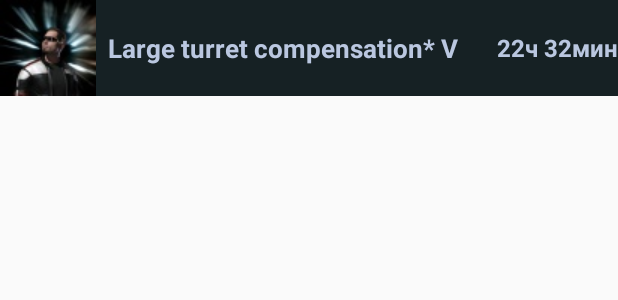
After one commit to PavlikSvolochkov/EVE-Online, an Android app: the layout skill_queue_item.xml on its own in the app's theme, with its tools: preview values and no code run, on a phone screen of 412 x 824 dp. The commit adds this screen. Shown: the top 300 px of the screen. Run offline under Robolectric (Android 15) with nearby library versions, the phone set to English and light mode, and no system bars.

Commit message:
Log fixes. Add skill queue list activity with item, skill queue parser, color and item.

```diff
--- a/app/src/main/java/parsers/AccountBalanceParser.java
+++ b/app/src/main/java/parsers/AccountBalanceParser.java
@@ -28,7 +28,7 @@ public class AccountBalanceParser extends DefaultHandler {
   public void parseDocument() {
     SAXParserFactory factory = SAXParserFactory.newInstance();
     try {
-      Log.d("debug", getClass().getName() + "::Creating parser...");
+      Log.d("debug", getClass().getName() + "::Creating AccountBalanceParser...");
       SAXParser parser = factory.newSAXParser();
       Log.d("debug", getClass().getName() + "::Parse document...");
       parser.parse(inputStream, this);
--- a/app/src/main/java/parsers/AccountCharactersParser.java
+++ b/app/src/main/java/parsers/AccountCharactersParser.java
@@ -32,7 +32,7 @@ public class AccountCharactersParser extends DefaultHandler {
   public void parseDocument() {
     SAXParserFactory factory = SAXParserFactory.newInstance();
     try {
-      Log.d("debug", getClass().getName() + "::Creating parser...");
+      Log.d("debug", getClass().getName() + "::Creating AccountCharactersParser...");
       SAXParser parser = factory.newSAXParser();
       Log.d("debug", getClass().getName() + "::Parse document...");
       parser.parse(inputStream, this);
--- a/app/src/main/java/parsers/AccountStatusParser.java
+++ b/app/src/main/java/parsers/AccountStatusParser.java
@@ -29,7 +29,9 @@ public class AccountStatusParser extends DefaultHandler {
   public void parseDocument() {
     SAXParserFactory factory = SAXParserFactory.newInstance();
     try {
+      Log.d("debug", getClass().getName() + "::Creating AccountStatusParser...");
       SAXParser parser = factory.newSAXParser();
+      Log.d("debug", getClass().getName() + "::Parse document...");
       parser.parse(inputStream, this);
     } catch (ParserConfigurationException | SAXException | IOException e) {
       Log.d("debug", e.getMessage());
--- a/app/src/main/java/parsers/CharacterInfoParser.java
+++ b/app/src/main/java/parsers/CharacterInfoParser.java
@@ -28,7 +28,9 @@ public class CharacterInfoParser extends DefaultHandler {
   public void parseDocument() {
     SAXParserFactory factory = SAXParserFactory.newInstance();
     try {
+      Log.d("debug", getClass().getName() + "::Creating CharacterInfoParser...");
       SAXParser parser = factory.newSAXParser();
+      Log.d("debug", getClass().getName() + "::Parse document...");
       parser.parse(inputStream, this);
     } catch (ParserConfigurationException | SAXException | IOException e) {
       Log.d("debug", e.getMessage());
--- a/app/src/main/java/parsers/CharacterSheetParser.java
+++ b/app/src/main/java/parsers/CharacterSheetParser.java
@@ -38,7 +38,9 @@ public class CharacterSheetParser extends DefaultHandler {
   public void parseDocument() {
     SAXParserFactory factory = SAXParserFactory.newInstance();
     try {
+      Log.d("debug", getClass().getName() + "::Creating CharacterSheetParser...");
       SAXParser parser = factory.newSAXParser();
+      Log.d("debug", getClass().getName() + "::Parse document...");
       parser.parse(inputStream, this);
     } catch (ParserConfigurationException | SAXException | IOException e) {
       Log.d("debug", e.getMessage());
--- a/app/src/main/java/parsers/ServerStatusParser.java
+++ b/app/src/main/java/parsers/ServerStatusParser.java
@@ -28,7 +28,7 @@ public class ServerStatusParser extends DefaultHandler {
   public void parseDocument() {
     SAXParserFactory factory = SAXParserFactory.newInstance();
     try {
-      Log.d("debug", getClass().getName() + "::Creating parser...");
+      Log.d("debug", getClass().getName() + "::Creating ServerStatusParser...");
       SAXParser parser = factory.newSAXParser();
       Log.d("debug", getClass().getName() + "::Parse document...");
       parser.parse(inputStream, this);
--- a/app/src/main/java/parsers/SkillInTrainingParser.java
+++ b/app/src/main/java/parsers/SkillInTrainingParser.java
@@ -28,7 +28,7 @@ public class SkillInTrainingParser extends DefaultHandler {
   public void parseDocument() {
     SAXParserFactory factory = SAXParserFactory.newInstance();
     try {
-      Log.d("debug", getClass().getName() + "::Creating parser...");
+      Log.d("debug", getClass().getName() + "::Creating SkillInTrainingParser...");
       SAXParser parser = factory.newSAXParser();
       Log.d("debug", getClass().getName() + "::Parse document...");
       parser.parse(inputStream, this);
--- a/app/src/main/java/ru/tsk/eveonline/MainActivity.java
+++ b/app/src/main/java/ru/tsk/eveonline/MainActivity.java
@@ -87,7 +87,7 @@ public class MainActivity extends AppCompatActivity {
       serverStatus = new ServerStatusTask(statusTV, playersTV).execute().get();
 
       accCharList = new AccountCharactersTask().execute().get();
-      charList = new CharacterSheetTask(accCharList).execute().get();
+//      charList = new CharacterSheetTask(accCharList).execute().get();
 
       for (AccountCharacter character : accCharList) {
         charList.add(new CharacterInfoTask(character.getCharacterID()).execute().get());
--- /dev/null
+++ b/app/src/main/res/layout/skill_queue_item.xml
@@ -0,0 +1,41 @@
+<?xml version="1.0" encoding="utf-8"?>
+<RelativeLayout xmlns:android="http://schemas.android.com/apk/res/android"
+                android:layout_width="match_parent"
+                android:layout_height="wrap_content"
+                android:background="@color/skillQueueItem"
+                android:orientation="vertical">
+
+  <ImageView
+      android:id="@+id/skillIcon"
+      android:layout_width="wrap_content"
+      android:layout_height="wrap_content"
+      android:src="@drawable/ps_64"/>
+
+  <TextView
+      android:id="@+id/skillName"
+      style="@style/skillProgressStyle"
+      android:layout_width="wrap_content"
+      android:layout_height="wrap_content"
+      android:layout_centerVertical="true"
+      android:layout_toEndOf="@+id/skillIcon"
+      android:layout_toRightOf="@+id/skillIcon"
+      android:paddingLeft="8sp"
+      android:text="Large turret compensation* V"/>
+
+  <RelativeLayout
+      android:id="@+id/time"
+      android:layout_width="wrap_content"
+      android:layout_height="wrap_content"
+      android:layout_centerVertical="true"
+      android:layout_alignParentRight="true">
+
+    <TextView
+        android:id="@+id/trainingTime"
+        style="@style/skillProgressStyle"
+        android:text="22ч 32мин"
+        android:textSize="16sp"
+        android:layout_width="wrap_content"
+        android:layout_height="wrap_content"/>
+
+  </RelativeLayout>
+</RelativeLayout>
--- a/app/src/main/res/values/colors.xml
+++ b/app/src/main/res/values/colors.xml
@@ -5,4 +5,5 @@
     <color name="colorAccent">#FF4081</color>
     <color name="skillProgress">#38507D</color>
     <color name="skillName">#BAC7E0</color>
+    <color name="skillQueueItem">#162124</color>
 </resources>
```
Also changed, not shown: app/src/main/AndroidManifest.xml (+5 -3 lines), app/src/main/java/adapters/AccountCharactersAdapter.java (+6 -5 lines), app/src/main/java/async/CharacterInfoTask.java (+5 -4 lines), app/src/main/java/logic/SkillQueueItem.java (added, +87 -0 lines), app/src/main/java/parsers/SkillQueueParser.java (added, +83 -0 lines), app/src/main/java/ru/tsk/eveonline/SkillQueueActivity.java (added, +13 -0 lines), app/src/main/res/layout/activity_skill_queue.xml (added, +18 -0 lines), 3 other files.
